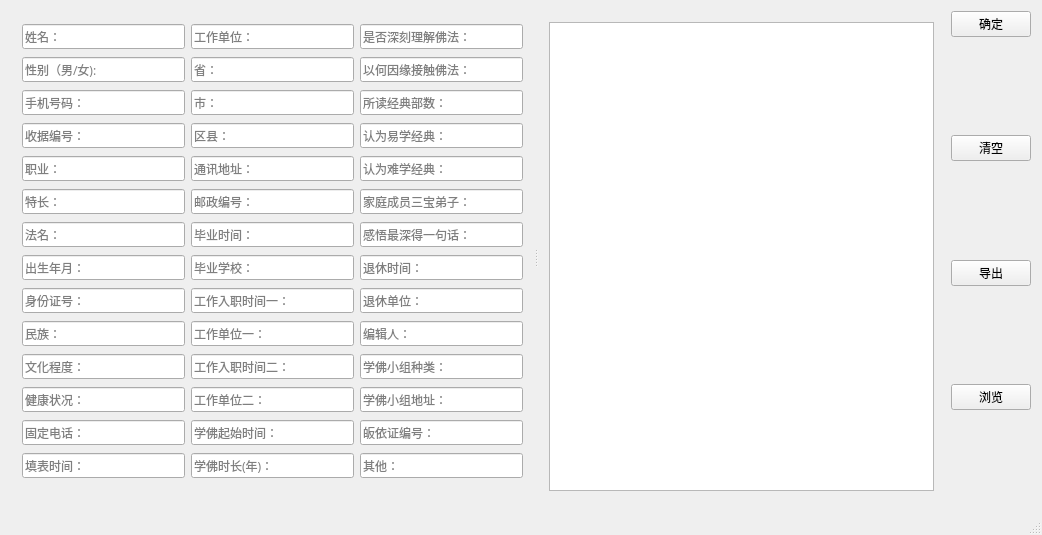
This is connect.ui in crouse/connect as Qt 5 draws it before an edit. The edited form follows.
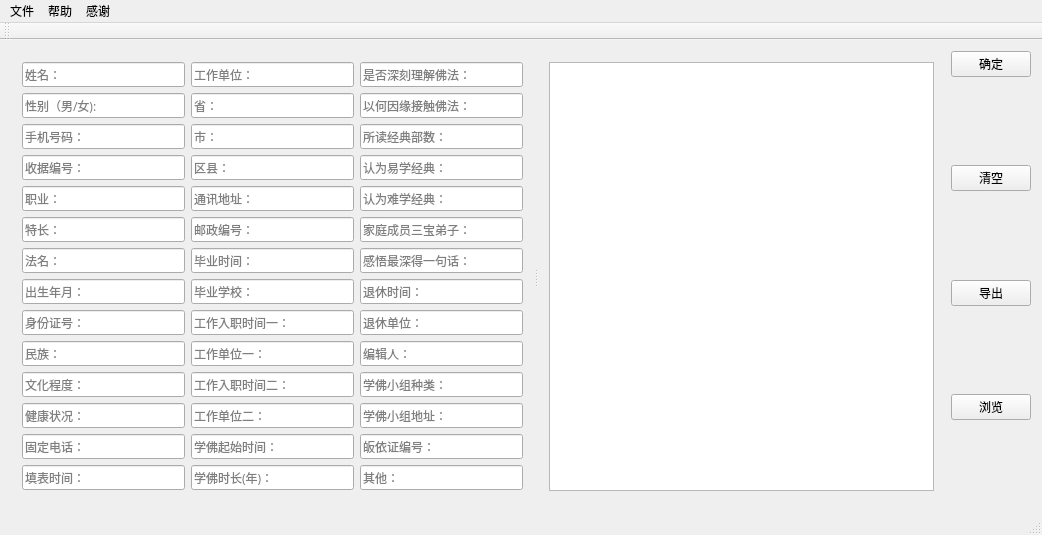
This is the edited form. Icons and pictures are not drawn.

The edit to the form file:
```diff
--- a/connect.ui
+++ b/connect.ui
@@ -641,6 +641,60 @@
    </layout>
   </widget>
   <widget class="QStatusBar" name="statusBar"/>
+  <widget class="QMenuBar" name="menuBar">
+   <property name="geometry">
+    <rect>
+     <x>0</x>
+     <y>0</y>
+     <width>1042</width>
+     <height>22</height>
+    </rect>
+   </property>
+   <widget class="QMenu" name="menu">
+    <property name="title">
+     <string>文件</string>
+    </property>
+    <addaction name="action"/>
+   </widget>
+   <widget class="QMenu" name="menu_2">
+    <property name="title">
+     <string>帮助</string>
+    </property>
+   </widget>
+   <widget class="QMenu" name="menu_3">
+    <property name="title">
+     <string>感谢</string>
+    </property>
+    <addaction name="actionThanks"/>
+   </widget>
+   <addaction name="menu"/>
+   <addaction name="menu_2"/>
+   <addaction name="menu_3"/>
+  </widget>
+  <widget class="QToolBar" name="toolBar">
+   <property name="windowTitle">
+    <string>toolBar</string>
+   </property>
+   <attribute name="toolBarArea">
+    <enum>TopToolBarArea</enum>
+   </attribute>
+   <attribute name="toolBarBreak">
+    <bool>false</bool>
+   </attribute>
+  </widget>
+  <action name="action">
+   <property name="text">
+    <string>数据库重新连接</string>
+   </property>
+  </action>
+  <action name="actionThanks">
+   <property name="text">
+    <string>感谢人</string>
+   </property>
+   <property name="toolTip">
+    <string>感谢资源提供者</string>
+   </property>
+  </action>
  </widget>
  <layoutdefault spacing="6" margin="11"/>
  <tabstops>
```
Left out of the diff: 11 changed lines with no effect on the pictures.
